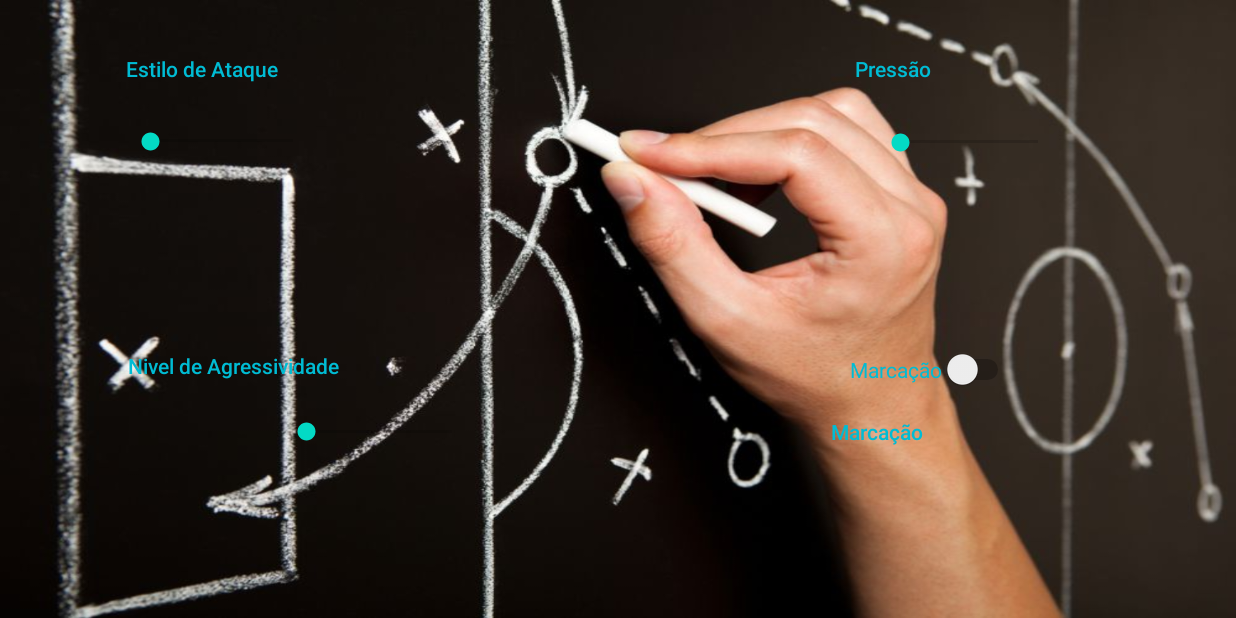
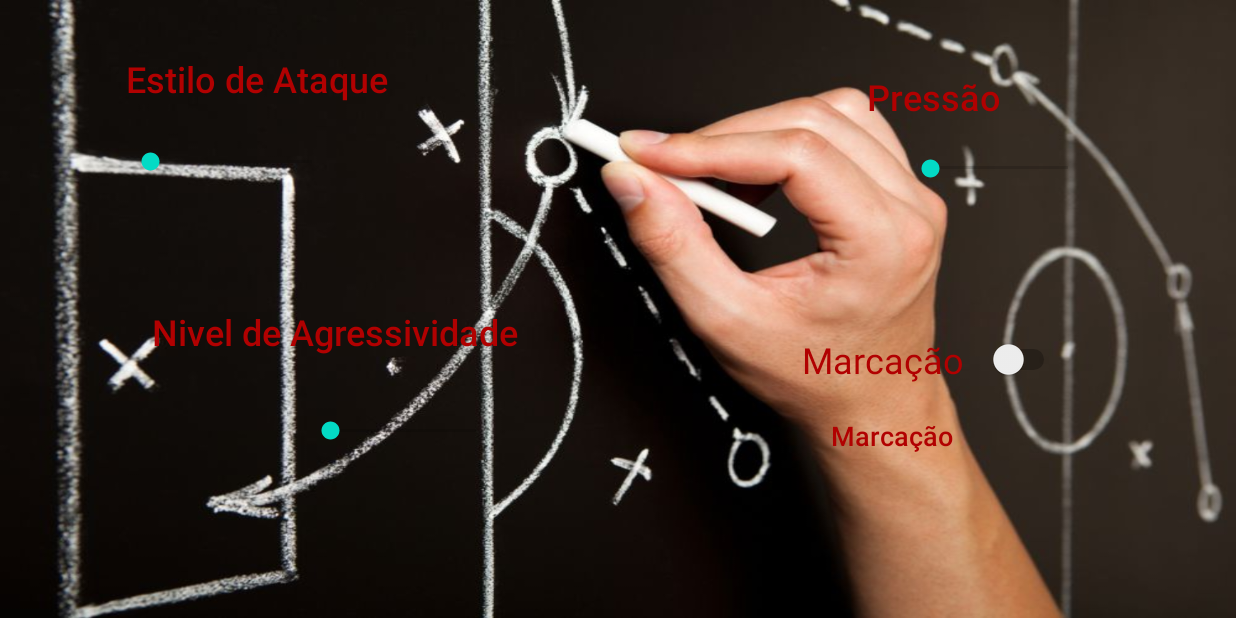
Before and after one commit to antonio-pereira-27/TrabalhoGrupoCM, an Android app: the TaticsActivity screen opened directly, with no data from a screen before it, on a phone screen of 824 x 412 dp (held sideways). Run offline under Robolectric (Android 15) with nearby library versions, the light colour scheme and no system bars; network calls fail.

Commit message:
Alterações

```diff
--- a/app/src/main/java/ipca/avaliacao/trabalhogrupo/Players.kt
+++ b/app/src/main/java/ipca/avaliacao/trabalhogrupo/Players.kt
@@ -31,7 +31,7 @@ class Players {
             player.idade = jsonObject.getInt("age")
             player.altura = jsonObject.getString("height")
             player.peso = jsonObject.getString("weight")
-
+            player.pontuacao = 50
             return player
         }
     }
--- a/app/src/main/res/layout/activity_tatics.xml
+++ b/app/src/main/res/layout/activity_tatics.xml
@@ -9,15 +9,16 @@
 
     <TextView
         android:id="@+id/textViewEstiloAtaque"
-        android:layout_width="141dp"
-        android:layout_height="34dp"
+        android:layout_width="262dp"
+        android:layout_height="47dp"
         android:layout_marginStart="84dp"
         android:layout_marginLeft="84dp"
         android:layout_marginTop="36dp"
         android:text="Estilo de Ataque"
         android:textAllCaps="false"
         android:textAppearance="@style/TextAppearance.AppCompat.Body2"
-        android:textColor="#00BCD4"
+        android:textColor="#B10101"
+        android:textSize="24sp"
         app:layout_constraintEnd_toStartOf="@+id/textViewPressao"
         app:layout_constraintHorizontal_bias="0.0"
         app:layout_constraintStart_toStartOf="parent"
@@ -27,28 +28,30 @@
         android:id="@+id/textViewPressao"
         android:layout_width="170dp"
         android:layout_height="32dp"
-        android:layout_marginTop="36dp"
-        android:layout_marginEnd="84dp"
-        android:layout_marginRight="84dp"
+        android:layout_marginTop="48dp"
+        android:layout_marginEnd="76dp"
+        android:layout_marginRight="76dp"
         android:text="Pressão"
         android:textAppearance="@style/TextAppearance.AppCompat.Body2"
-        android:textColor="#00BCD4"
+        android:textColor="#B10101"
+        android:textSize="24sp"
         app:layout_constraintEnd_toEndOf="parent"
         app:layout_constraintTop_toTopOf="parent" />
 
     <TextView
         android:id="@+id/textViewAgressividade"
-        android:layout_width="176dp"
-        android:layout_height="26dp"
+        android:layout_width="278dp"
+        android:layout_height="55dp"
         android:layout_marginStart="76dp"
         android:layout_marginLeft="76dp"
         android:layout_marginBottom="152dp"
         android:text="Nivel de Agressividade"
         android:textAppearance="@style/TextAppearance.AppCompat.Body2"
-        android:textColor="#00BCD4"
+        android:textColor="#B10101"
+        android:textSize="24sp"
         app:layout_constraintBottom_toBottomOf="parent"
         app:layout_constraintEnd_toStartOf="@+id/textViewMaracacao"
-        app:layout_constraintHorizontal_bias="0.032"
+        app:layout_constraintHorizontal_bias="0.128"
         app:layout_constraintStart_toStartOf="parent" />
 
     <TextView
@@ -60,35 +63,37 @@
         android:layout_marginBottom="108dp"
         android:text="Marcação"
         android:textAppearance="@style/TextAppearance.AppCompat.Body2"
-        android:textColor="#00BCD4"
+        android:textColor="#B10101"
+        android:textSize="18sp"
         app:layout_constraintBottom_toBottomOf="parent"
         app:layout_constraintEnd_toEndOf="parent" />
 
     <Switch
         android:id="@+id/switchMarcacao"
-        android:layout_width="wrap_content"
-        android:layout_height="wrap_content"
+        android:layout_width="172dp"
+        android:layout_height="41dp"
         android:layout_marginStart="247dp"
         android:layout_marginLeft="247dp"
         android:layout_marginEnd="148dp"
         android:layout_marginRight="148dp"
         android:layout_marginBottom="152dp"
-        android:drawableBottom="@color/teal_200"
+        android:drawableBottom="#B10101"
         android:text="Marcação"
-        android:textColor="#00BCD4"
+        android:textColor="#B10101"
         android:textOff="Zona"
         android:textOn="Homem A Homem"
+        android:textSize="24sp"
         app:layout_constraintBottom_toBottomOf="parent"
         app:layout_constraintEnd_toEndOf="parent"
-        app:layout_constraintHorizontal_bias="1.0"
+        app:layout_constraintHorizontal_bias="0.754"
         app:layout_constraintStart_toEndOf="@+id/textViewAgressividade"
         app:layout_constraintTop_toBottomOf="@+id/seekBarPressao"
         app:layout_constraintVertical_bias="1.0" />
 
     <SeekBar
         android:id="@+id/seekBarEstiloAtaque"
-        android:layout_width="127dp"
-        android:layout_height="17dp"
+        android:layout_width="140dp"
+        android:layout_height="30dp"
         android:layout_marginStart="84dp"
         android:layout_marginLeft="84dp"
         android:max="100"
@@ -99,35 +104,34 @@
         app:layout_constraintStart_toStartOf="parent"
         app:layout_constraintTop_toBottomOf="@+id/textViewEstiloAtaque"
         app:layout_constraintVertical_bias="0.105"
-        app:tickMarkTint="#00BCD4" />
+        app:tickMarkTint="#B10101" />
 
     <SeekBar
         android:id="@+id/seekBarPressao"
         android:layout_width="124dp"
         android:layout_height="17dp"
-        android:layout_marginEnd="116dp"
-        android:layout_marginRight="116dp"
+        android:layout_marginEnd="96dp"
+        android:layout_marginRight="96dp"
         android:max="100"
         android:min="0"
         app:layout_constraintBottom_toTopOf="@+id/textViewMaracacao"
         app:layout_constraintEnd_toEndOf="parent"
         app:layout_constraintTop_toBottomOf="@+id/textViewPressao"
-        app:layout_constraintVertical_bias="0.095" />
+        app:layout_constraintVertical_bias="0.13" />
 
     <SeekBar
         android:id="@+id/seekBarNivelAgressividade"
         android:layout_width="129dp"
         android:layout_height="21dp"
-        android:layout_marginStart="32dp"
-        android:layout_marginLeft="32dp"
-        android:layout_marginEnd="249dp"
-        android:layout_marginRight="249dp"
+        android:layout_marginStart="168dp"
+        android:layout_marginLeft="168dp"
+        android:layout_marginEnd="185dp"
+        android:layout_marginRight="185dp"
         android:max="100"
         android:min="0"
         app:layout_constraintBottom_toBottomOf="parent"
-        app:layout_constraintEnd_toStartOf="@+id/switchMarcacao"
-        app:layout_constraintHorizontal_bias="1.0"
+        app:layout_constraintEnd_toStartOf="@+id/textViewMaracacao"
         app:layout_constraintStart_toStartOf="parent"
         app:layout_constraintTop_toBottomOf="@+id/textViewAgressividade"
-        app:layout_constraintVertical_bias="0.133" />
+        app:layout_constraintVertical_bias="0.13" />
 </androidx.constraintlayout.widget.ConstraintLayout>
```
Also changed, not shown: app/src/main/java/ipca/avaliacao/trabalhogrupo/LeagueActivity.kt (+9 -8 lines), app/src/main/java/ipca/avaliacao/trabalhogrupo/Practice.kt (+54 -10 lines), app/src/main/res/layout/activity_league.xml (+62 -2 lines), app/src/main/res/layout/activity_practice.xml (+14 -1 lines), app/src/main/res/layout/roll_league_teams.xml (+5 -5 lines).
